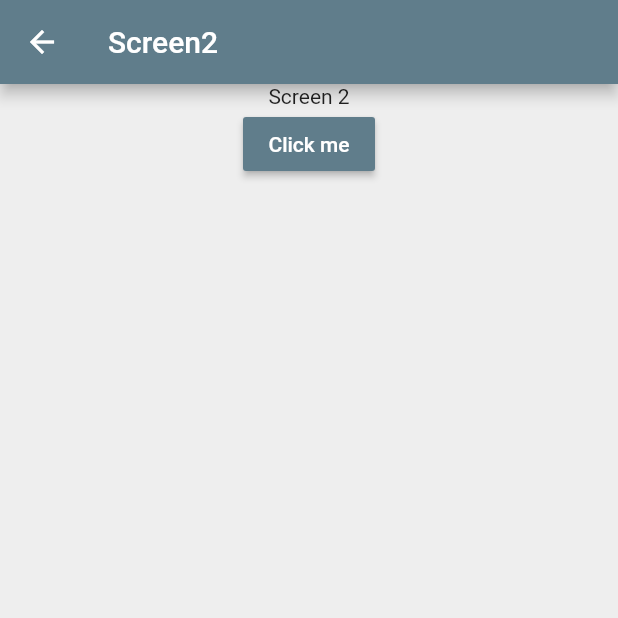
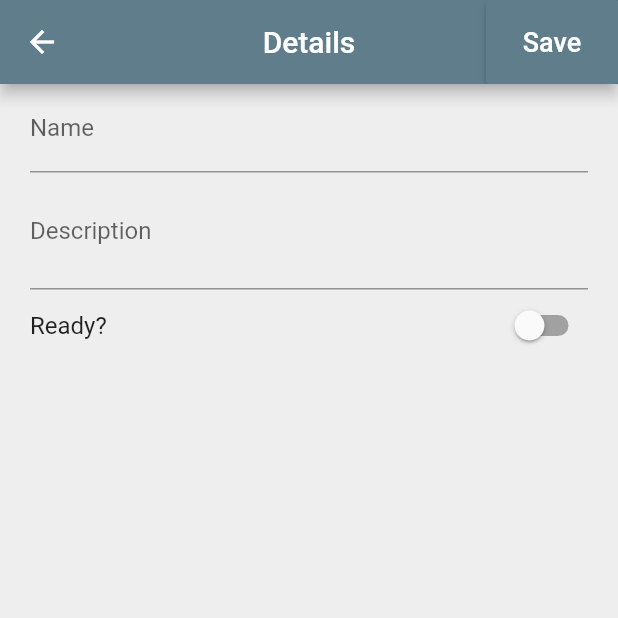
Before and after one commit to IgorMing/learn-flutter, a Flutter app: the screen it shows after launch, after a tap on "ADD TASK", on a phone screen of 412 x 824 dp, the top half of it. Run offline on Flutter 3.47's test engine with Material 2 defaults, Android fonts, the phone set to English and light mode, and no system bars.

Commit message:
finish basic layout

```diff
--- a/tasks_app/lib/routes.dart
+++ b/tasks_app/lib/routes.dart
@@ -1,7 +1,7 @@
 import 'package:flutter/material.dart';
 
 import 'package:tasks_app/src/screens/home.dart';
-import 'package:tasks_app/src/widgets/details.dart';
+import 'package:tasks_app/src/screens/details.dart';
 
 Map<String, WidgetBuilder> appRoutes() {
   Map<String, WidgetBuilder> _routes = Map();
--- /dev/null
+++ b/tasks_app/lib/src/screens/details.dart
@@ -0,0 +1,69 @@
+import 'package:flutter/material.dart';
+import 'package:tasks_app/src/widgets/input_text.dart';
+
+class Details extends StatefulWidget {
+  @override
+  _DetailsState createState() => _DetailsState();
+}
+
+class _DetailsState extends State<Details> {
+  bool _isReady = false;
+
+  @override
+  Widget build(BuildContext context) {
+    return Scaffold(
+      appBar: AppBar(
+        backgroundColor: Theme.of(context).primaryColor,
+        title: Text("Details"),
+        centerTitle: true,
+        actions: <Widget>[
+          RaisedButton(
+            onPressed: () {},
+            child: Text(
+              "Save",
+              style: TextStyle(
+                color: Colors.white,
+                fontSize: 18.0,
+              ),
+            ),
+          ),
+        ],
+      ),
+      body: Container(
+        color: Theme.of(context).backgroundColor,
+        child: Container(
+          alignment: Alignment.center,
+          padding: EdgeInsets.symmetric(horizontal: 20.0),
+          child: Column(
+            children: <Widget>[
+              InputText("Name"),
+              InputText(
+                "Description",
+                numberOfLines: 2,
+              ),
+              Row(
+                mainAxisAlignment: MainAxisAlignment.spaceBetween,
+                children: <Widget>[
+                  Text(
+                    "Ready?",
+                    style: TextStyle(
+                      fontSize: 16.0,
+                    ),
+                  ),
+                  Switch(
+                    value: this._isReady,
+                    onChanged: (value) {
+                      setState(() {
+                        this._isReady = value;
+                      });
+                    },
+                  ),
+                ],
+              )
+            ],
+          ),
+        ),
+      ),
+    );
+  }
+}
--- a/tasks_app/lib/src/screens/home.dart
+++ b/tasks_app/lib/src/screens/home.dart
@@ -1,5 +1,6 @@
 import 'package:flutter/material.dart';
 import 'package:tasks_app/src/widgets/list.dart';
+import 'package:tasks_app/src/widgets/rounded_button.dart';
 
 class Home extends StatelessWidget {
   @override
@@ -18,20 +19,7 @@ class Home extends StatelessWidget {
         color: Theme.of(context).backgroundColor,
         child: Column(
           children: <Widget>[
-            RaisedButton(
-              onPressed: () {
-                Navigator.pushNamed(context, "/details");
-              },
-              shape: RoundedRectangleBorder(
-                borderRadius: BorderRadius.circular(30),
-              ),
-              elevation: 8.0,
-              padding: EdgeInsets.symmetric(horizontal: 100.0, vertical: 20.0),
-              child: Text(
-                "ADD TASK",
-                style: TextStyle(color: Colors.white),
-              ),
-            ),
+            RoundedButton("ADD TASK"),
             Expanded(
               child: TaskList(_items),
             ),
--- a/tasks_app/lib/src/widgets/details.dart
+++ /dev/null
@@ -1,32 +0,0 @@
-import 'package:flutter/material.dart';
-
-class Details extends StatelessWidget {
-  @override
-  Widget build(BuildContext context) {
-    return Scaffold(
-      appBar: AppBar(
-        backgroundColor: Theme.of(context).primaryColor,
-        title: Text("Screen2"),
-      ),
-      body: Container(
-        color: Theme.of(context).backgroundColor,
-        child: Center(
-          child: Column(
-            children: <Widget>[
-              Text("Screen 2"),
-              RaisedButton(
-                onPressed: () {
-                  Navigator.pushNamed(context, "/screen3");
-                },
-                child: Text(
-                  "Click me",
-                  style: TextStyle(color: Colors.white),
-                ),
-              )
-            ],
-          ),
-        ),
-      ),
-    );
-  }
-}
--- /dev/null
+++ b/tasks_app/lib/src/widgets/input_text.dart
@@ -0,0 +1,21 @@
+import 'package:flutter/material.dart';
+
+class InputText extends StatelessWidget {
+  final String labelText;
+  final int numberOfLines;
+
+  InputText(this.labelText, {this.numberOfLines});
+
+  @override
+  Widget build(BuildContext context) {
+    return TextField(
+      maxLines: this.numberOfLines,
+      style: TextStyle(
+        fontSize: 16,
+      ),
+      decoration: InputDecoration(
+        labelText: this.labelText,
+      ),
+    );
+  }
+}
--- /dev/null
+++ b/tasks_app/lib/src/widgets/rounded_button.dart
@@ -0,0 +1,25 @@
+import 'package:flutter/material.dart';
+
+class RoundedButton extends StatelessWidget {
+  final String text;
+
+  RoundedButton(this.text);
+
+  @override
+  Widget build(BuildContext context) {
+    return RaisedButton(
+      onPressed: () {
+        Navigator.pushNamed(context, "/details");
+      },
+      shape: RoundedRectangleBorder(
+        borderRadius: BorderRadius.circular(30),
+      ),
+      elevation: 8.0,
+      padding: EdgeInsets.symmetric(horizontal: 100.0, vertical: 20.0),
+      child: Text(
+        this.text,
+        style: TextStyle(color: Colors.white),
+      ),
+    );
+  }
+}
```
